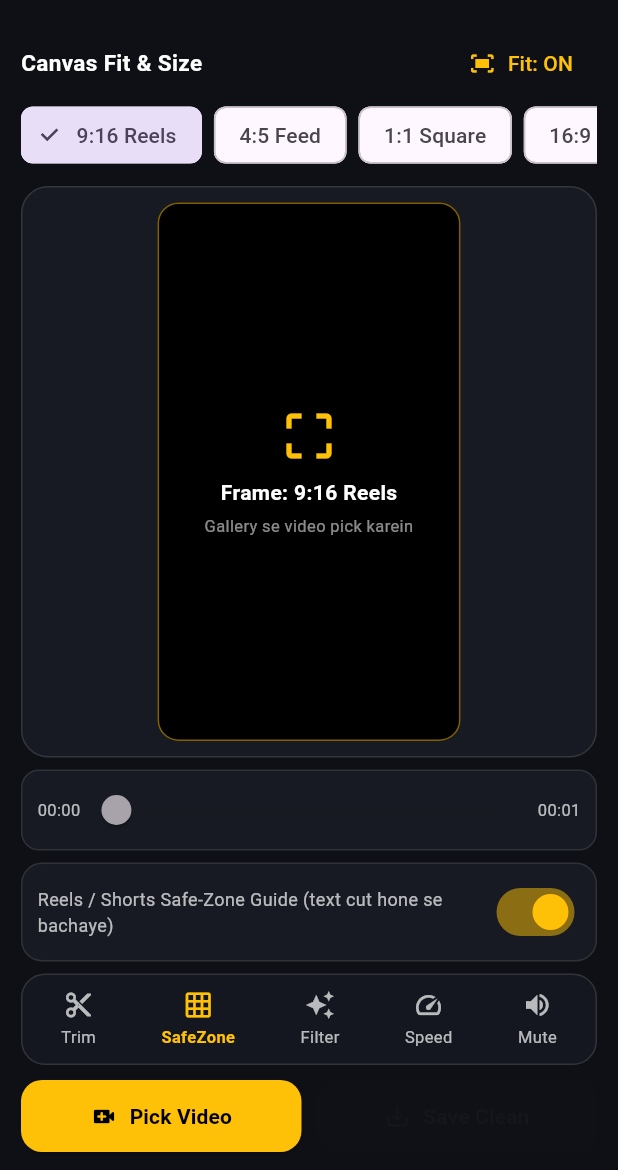
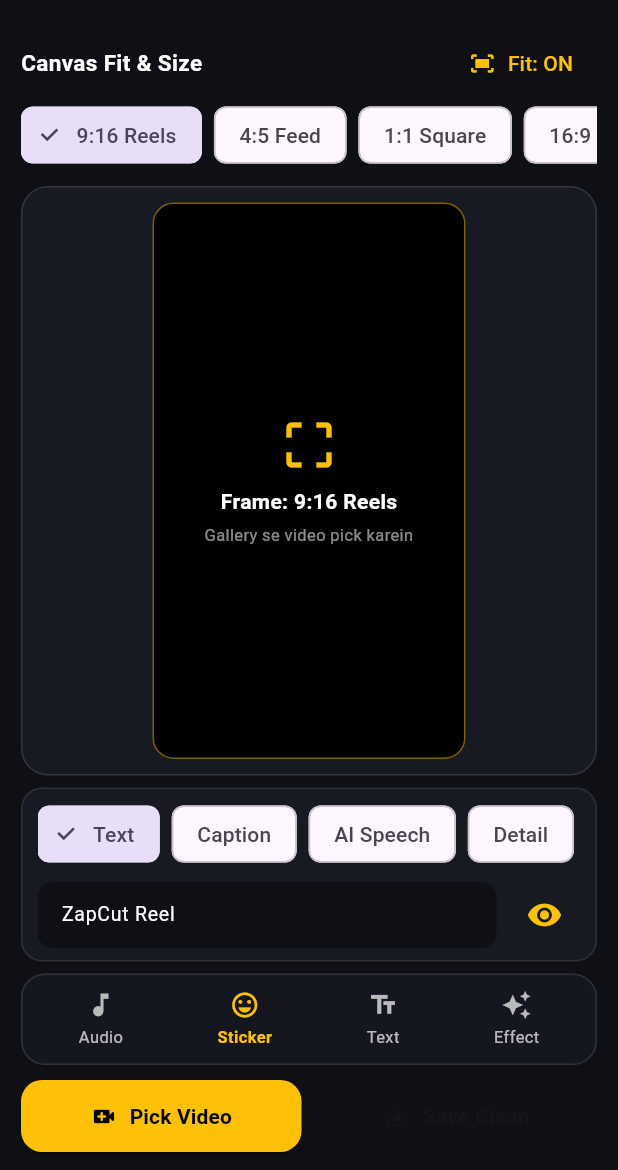
Before and after one commit to anujrawat06155-star/ZapCut, a Flutter app: the screen it shows after launch, item 2 of the bottom bar chosen, on a phone screen of 412 x 824 dp, the part 66-1236 px from its top. Run offline on Flutter 3.47's test engine with Material 3 defaults, Android fonts, the phone set to English and light mode, and no system bars; our stand-ins replace image_picker, video_player; missing offline and left inert: gal.

Commit message:
Update home_screen.dart

```diff
--- a/lib/home_screen.dart
+++ b/lib/home_screen.dart
@@ -34,6 +34,9 @@ class HomeScreen extends StatefulWidget {
 
 class _HomeScreenState extends State<HomeScreen> {
   final ImagePicker _picker = ImagePicker();
+  final TextEditingController _textInputController =
+      TextEditingController(text: 'ZapCut Reel');
+
   File? _selectedVideo;
   VideoPlayerController? _controller;
 
@@ -87,12 +90,23 @@ class _HomeScreenState extends State<HomeScreen> {
   bool _showSafeZone = true;
   bool _isMuted = false;
   bool _isSaving = false;
-  double _playbackSpeed = 1.0;
+  bool _showOverlayText = true;
+  bool _showStickerBadge = false;
+  bool _showDoodleBadge = false;
+  bool _recordMarked = false;
+
   int _selectedFilterIndex = 0;
-  String _activeTool = 'Trim';
+  double _brightnessOffset = 0.0; // -40 to +40
 
-  double _trimStartMs = 0;
-  double _trimEndMs = 0;
+  String _mainTab = 'Audio';
+  String _subTool = 'Effect';
+
+  static const Map<String, List<String>> _tabSubTools = {
+    'Audio': ['Effect', 'Record', 'AI Speech'],
+    'Sticker': ['Text', 'Caption', 'AI Speech', 'Detail', 'Doodle'],
+    'Text': ['Sticker', 'Text', 'Caption', 'AI Speech', 'Detail', 'Doodle'],
+    'Effect': ['AI Effect', 'Filter', 'Adjust'],
+  };
 
   Future<void> _pickVideo() async {
     final XFile? picked = await _picker.pickVideo(source: ImageSource.gallery);
@@ -103,26 +117,16 @@ class _HomeScreenState extends State<HomeScreen> {
     await controller.initialize();
     controller.setLooping(true);
     await controller.setVolume(_isMuted ? 0.0 : 1.0);
-    await controller.setPlaybackSpeed(_playbackSpeed);
     await controller.play();
 
-    final totalMs = controller.value.duration.inMilliseconds.toDouble();
-
     controller.addListener(() {
-      if (!mounted || !_controller!.value.isInitialized) return;
-      final currentMs = _controller!.value.position.inMilliseconds.toDouble();
-      if (_trimEndMs > _trimStartMs && currentMs >= _trimEndMs) {
-        _controller!.seekTo(Duration(milliseconds: _trimStartMs.round()));
-      }
-      setState(() {});
+      if (mounted) setState(() {});
     });
 
     if (!mounted) return;
     setState(() {
       _selectedVideo = File(picked.path);
       _controller = controller;
-      _trimStartMs = 0;
-      _trimEndMs = totalMs > 0 ? totalMs : 1000;
     });
   }
 
@@ -153,12 +157,12 @@ class _HomeScreenState extends State<HomeScreen> {
     await _controller?.setVolume(nextMute ? 0.0 : 1.0);
   }
 
-  void _cycleSpeed() async {
-    final speeds = [0.5, 1.0, 1.25, 1.5, 2.0];
-    final currentIndex = speeds.indexOf(_playbackSpeed);
-    final nextSpeed = speeds[(currentIndex + 1) % speeds.length];
-    setState(() => _playbackSpeed = nextSpeed);
-    await _controller?.setPlaybackSpeed(nextSpeed);
+  void _selectMainTab(String tab) {
+    final subs = _tabSubTools[tab] ?? ['Effect'];
+    setState(() {
+      _mainTab = tab;
+      _subTool = subs.first;
+    });
   }
 
   void _openMoreRatiosSheet() {
@@ -216,90 +220,28 @@ class _HomeScreenState extends State<HomeScreen> {
     );
   }
 
-  String _formatMs(double ms) {
-    final d = Duration(milliseconds: ms.round().clamp(0, 86400000));
-    final minutes = d.inMinutes.remainder(60).toString().padLeft(2, '0');
-    final seconds = d.inSeconds.remainder(60).toString().padLeft(2, '0');
-    return '$minutes:$seconds';
-  }
+  Widget _applyColorAndAdjust(Widget child) {
+    final base = _filters[_selectedFilterIndex].matrix ??
+        const [
+          1, 0, 0, 0, 0,
+          0, 1, 0, 0, 0,
+          0, 0, 1, 0, 0,
+          0, 0, 0, 1, 0,
+        ];
 
-  Widget _buildVideoWithFilter(Widget child) {
-    final matrix = _filters[_selectedFilterIndex].matrix;
-    if (matrix == null) return child;
+    final adjusted = List<double>.from(base);
+    adjusted[4] = adjusted[4] + _brightnessOffset;
+    adjusted[9] = adjusted[9] + _brightnessOffset;
+    adjusted[14] = adjusted[14] + _brightnessOffset;
+
     return ColorFiltered(
-      colorFilter: ColorFilter.matrix(matrix),
+      colorFilter: ColorFilter.matrix(adjusted),
       child: child,
     );
   }
 
-  Widget _buildSubToolPanel(bool hasVideo, double maxMs) {
-    if (_activeTool == 'Trim') {
-      final safeEnd = _trimEndMs.clamp(_trimStartMs + 100, maxMs);
-      return Column(
-        crossAxisAlignment: CrossAxisAlignment.start,
-        children: [
-          Row(
-            mainAxisAlignment: MainAxisAlignment.spaceBetween,
-            children: [
-              Text(
-                'Start: ${_formatMs(_trimStartMs)}',
-                style: const TextStyle(color: Colors.white70, fontSize: 11),
-              ),
-              Text(
-                'End: ${_formatMs(safeEnd)}',
-                style: const TextStyle(color: Colors.amber, fontSize: 11),
-              ),
-            ],
-          ),
-          Slider(
-            value: _trimStartMs.clamp(0.0, (safeEnd - 100).clamp(0.0, maxMs)),
-            min: 0.0,
-            max: (safeEnd - 100).clamp(100.0, maxMs),
-            activeColor: Colors.amber,
-            inactiveColor: Colors.white24,
-            onChanged: hasVideo
-                ? (val) {
-                    setState(() => _trimStartMs = val);
-                    _controller!.seekTo(Duration(milliseconds: val.round()));
-                  }
-                : null,
-          ),
-          Slider(
-            value: safeEnd.clamp((_trimStartMs + 100).clamp(0.0, maxMs), maxMs),
-            min: (_trimStartMs + 100).clamp(0.0, maxMs),
-            max: maxMs.clamp(100.0, double.infinity),
-            activeColor: Colors.greenAccent,
-            inactiveColor: Colors.white24,
-            onChanged: hasVideo
-                ? (val) {
-                    setState(() => _trimEndMs = val);
-                  }
-                : null,
-          ),
-        ],
-      );
-    }
-
-    if (_activeTool == 'SafeZone') {
-      return Row(
-        mainAxisAlignment: MainAxisAlignment.spaceBetween,
-        children: [
-          const Expanded(
-            child: Text(
-              'Reels / Shorts Safe-Zone Guide (text cut hone se bachaye)',
-              style: TextStyle(color: Colors.white70, fontSize: 12),
-            ),
-          ),
-          Switch(
-            value: _showSafeZone,
-            activeColor: Colors.amber,
-            onChanged: (val) => setState(() => _showSafeZone = val),
-          ),
-        ],
-      );
-    }
-
-    if (_activeTool == 'Filter') {
+  Widget _buildSubToolControls() {
+    if (_subTool == 'Filter') {
       return SingleChildScrollView(
         scrollDirection: Axis.horizontal,
         child: Row(
@@ -319,26 +261,165 @@ class _HomeScreenState extends State<HomeScreen> {
       );
     }
 
+    if (_subTool == 'Adjust') {
+      return Row(
+        children: [
+          const Text(
+            'Light',
+            style: TextStyle(color: Colors.white70, fontSize: 12),
+          ),
+          Expanded(
+            child: Slider(
+              value: _brightnessOffset,
+              min: -35,
+              max: 35,
+              activeColor: Colors.amber,
+              inactiveColor: Colors.white24,
+              onChanged: (val) => setState(() => _brightnessOffset = val),
+            ),
+          ),
+          Text(
+            _brightnessOffset.round().toString(),
+            style: const TextStyle(color: Colors.amber, fontSize: 12),
+          ),
+        ],
+      );
+    }
+
+    if (_subTool == 'Text' || _subTool == 'Caption') {
+      return Row(
+        children: [
+          Expanded(
+            child: TextField(
+              controller: _textInputController,
+              style: const TextStyle(color: Colors.white, fontSize: 13),
+              decoration: InputDecoration(
+                isDense: true,
+                hintText: _subTool == 'Caption'
+                    ? 'Reel caption likhein...'
+                    : 'Text overlay likhein...',
+                hintStyle: const TextStyle(color: Colors.white38),
+                filled: true,
+                fillColor: const Color(0xFF0E1015),
+                border: OutlineInputBorder(
+                  borderRadius: BorderRadius.circular(10),
+                  borderSide: BorderSide.none,
+                ),
+              ),
+              onChanged: (_) => setState(() => _showOverlayText = true),
+            ),
+          ),
+          const SizedBox(width: 8),
+          IconButton(
+            onPressed: () => setState(() => _showOverlayText = !_showOverlayText),
+            icon: Icon(
+              _showOverlayText ? Icons.visibility : Icons.visibility_off,
+              color: Colors.amber,
+            ),
+          ),
+        ],
+      );
+    }
+
+    if (_subTool == 'Sticker') {
+      return Row(
+        mainAxisAlignment: MainAxisAlignment.spaceBetween,
+        children: [
+          const Text(
+            'Creator Sticker Tag',
+            style: TextStyle(color: Colors.white70, fontSize: 12),
+          ),
+          Switch(
+            value: _showStickerBadge,
+            activeColor: Colors.amber,
+            onChanged: (v) => setState(() => _showStickerBadge = v),
+          ),
+        ],
+      );
+    }
+
+    if (_subTool == 'Detail') {
+      return Row(
+        mainAxisAlignment: MainAxisAlignment.spaceBetween,
+        children: [
+          const Expanded(
+            child: Text(
+              '9:16 Safe-Zone Guide (text/sticker cut na ho)',
+              style: TextStyle(color: Colors.white70, fontSize: 12),
+            ),
+          ),
+          Switch(
+            value: _showSafeZone,
+            activeColor: Colors.amber,
+            onChanged: (v) => setState(() => _showSafeZone = v),
+          ),
+        ],
+      );
+    }
+
+    if (_subTool == 'Doodle') {
+      return Row(
+        mainAxisAlignment: MainAxisAlignment.spaceBetween,
+        children: [
+          const Text(
+            'Highlight / Doodle Marker',
+            style: TextStyle(color: Colors.white70, fontSize: 12),
+          ),
+          Switch(
+            value: _showDoodleBadge,
+            activeColor: Colors.amber,
+            onChanged: (v) => setState(() => _showDoodleBadge = v),
+          ),
+        ],
+      );
+    }
+
+    if (_subTool == 'Record') {
       return Row(
         mainAxisAlignment: MainAxisAlignment.spaceBetween,
         children: [
           Text(
-          'Speed: ${_playbackSpeed}x  •  Audio: ${_isMuted ? 'Muted' : 'On'}',
+            _recordMarked ? 'Voiceover marker set' : 'Voiceover note ready',
             style: const TextStyle(color: Colors.white70, fontSize: 12),
           ),
-        Row(
+          ElevatedButton.icon(
+            style: ElevatedButton.styleFrom(
+              backgroundColor: _recordMarked ? Colors.greenAccent : Colors.amber,
+              foregroundColor: Colors.black,
+            ),
+            onPressed: () => setState(() => _recordMarked = !_recordMarked),
+            icon: const Icon(Icons.mic, size: 16),
+            label: Text(_recordMarked ? 'Marked' : 'Mark VO'),
+          ),
+        ],
+      );
+    }
+
+    if (_subTool == 'AI Speech' || _subTool == 'AI Effect') {
+      return Row(
+        mainAxisAlignment: MainAxisAlignment.spaceBetween,
         children: [
-            OutlinedButton(
-              onPressed: _cycleSpeed,
-              child: Text('${_playbackSpeed}x'),
+          Text(
+            '$_subTool — Agle phase mein clean add hoga (no AI bloat now)',
+            style: const TextStyle(color: Colors.white60, fontSize: 12),
           ),
-            const SizedBox(width: 8),
+          const Icon(Icons.bolt, color: Colors.amber, size: 18),
+        ],
+      );
+    }
+
+    // Audio -> Effect / Mute
+    return Row(
+      mainAxisAlignment: MainAxisAlignment.spaceBetween,
+      children: [
+        Text(
+          'Audio ${_isMuted ? 'Muted' : 'Active'}',
+          style: const TextStyle(color: Colors.white70, fontSize: 12),
+        ),
         OutlinedButton.icon(
           onPressed: _toggleMute,
           icon: Icon(_isMuted ? Icons.volume_off : Icons.volume_up, size: 16),
           label: Text(_isMuted ? 'Unmute' : 'Mute'),
-            ),
-          ],
         ),
       ],
     );
@@ -346,6 +427,7 @@ class _HomeScreenState extends State<HomeScreen> {
 
   @override
   void dispose() {
+    _textInputController.dispose();
     _controller?.dispose();
     super.dispose();
   }
@@ -358,17 +440,12 @@ class _HomeScreenState extends State<HomeScreen> {
         ? _selectedRatio.ratio
         : (hasVideo ? _controller!.value.aspectRatio : _selectedRatio.ratio);
 
-    final duration = hasVideo ? _controller!.value.duration : Duration.zero;
-    final position = hasVideo ? _controller!.value.position : Duration.zero;
-    final maxMs = duration.inMilliseconds > 0 ? duration.inMilliseconds.toDouble() : 1000.0;
-    final posMs = position.inMilliseconds.clamp(0, maxMs.round()).toDouble();
-
-    final tools = [
-      ('Trim', Icons.content_cut),
-      ('SafeZone', Icons.grid_on),
-      ('Filter', Icons.auto_awesome),
-      ('Speed', Icons.speed),
-      ('Mute', _isMuted ? Icons.volume_off : Icons.volume_up),
+    final subTools = _tabSubTools[_mainTab] ?? const ['Effect'];
+    final mainTabs = [
+      ('Audio', Icons.music_note),
+      ('Sticker', Icons.emoji_emotions_outlined),
+      ('Text', Icons.text_fields),
+      ('Effect', Icons.auto_awesome),
     ];
 
     return Scaffold(
@@ -493,7 +570,7 @@ class _HomeScreenState extends State<HomeScreen> {
                               child: Stack(
                                 fit: StackFit.expand,
                                 children: [
-                                  _buildVideoWithFilter(
+                                  _applyColorAndAdjust(
                                     FittedBox(
                                       fit: _fitMode ? BoxFit.contain : BoxFit.cover,
                                       child: SizedBox(
@@ -532,10 +609,83 @@ class _HomeScreenState extends State<HomeScreen> {
                                         borderRadius: BorderRadius.circular(8),
                                       ),
                                       child: Text(
-                                        '${_fitMode ? 'Fit ${_selectedRatio.shortTag}' : 'Original'} • ${_playbackSpeed}x',
+                                        '${_fitMode ? 'Fit ${_selectedRatio.shortTag}' : 'Original'} • ${_filters[_selectedFilterIndex].name}',
                                         style: const TextStyle(
                                           color: Colors.white,
                                           fontSize: 11,
+                                        ),
+                                      ),
+                                    ),
+                                  ),
+                                  if (_showStickerBadge || _showDoodleBadge)
+                                    Positioned(
+                                      top: 8,
+                                      right: 8,
+                                      child: Row(
+                                        children: [
+                                          if (_showStickerBadge)
+                                            Container(
+                                              margin: const EdgeInsets.only(left: 4),
+                                              padding: const EdgeInsets.symmetric(
+                                                horizontal: 7,
+                                                vertical: 3,
+                                              ),
+                                              decoration: BoxDecoration(
+                                                color: Colors.amber,
+                                                borderRadius: BorderRadius.circular(8),
+                                              ),
+                                              child: const Text(
+                                                'ZAP',
+                                                style: TextStyle(
+                                                  color: Colors.black,
+                                                  fontSize: 10,
+                                                  fontWeight: FontWeight.bold,
+                                                ),
+                                              ),
+                                            ),
+                                          if (_showDoodleBadge)
+                                            Container(
+                                              margin: const EdgeInsets.only(left: 4),
+                                              padding: const EdgeInsets.symmetric(
+                                                horizontal: 7,
+                                                vertical: 3,
+                                              ),
+                                              decoration: BoxDecoration(
+                                                color: Colors.greenAccent,
+                                                borderRadius: BorderRadius.circular(8),
+                                              ),
+                                              child: const Text(
+                                                'MARK',
+                                                style: TextStyle(
+                                                  color: Colors.black,
+                                                  fontSize: 10,
+                                                  fontWeight: FontWeight.bold,
+                                                ),
+                                              ),
+                                            ),
+                                        ],
+                                      ),
+                                    ),
+                                  if (_showOverlayText &&
+                                      _textInputController.text.trim().isNotEmpty)
+                                    Align(
+                                      alignment: Alignment.bottomCenter,
+                                      child: Container(
+                                        margin: const EdgeInsets.only(bottom: 58),
+                                        padding: const EdgeInsets.symmetric(
+                                          horizontal: 12,
+                                          vertical: 5,
+                                        ),
+                                        decoration: BoxDecoration(
+                                          color: Colors.black65,
+                                          borderRadius: BorderRadius.circular(8),
+                                        ),
+                                        child: Text(
+                                          _textInputController.text.trim(),
+                                          style: const TextStyle(
+                                            color: Colors.white,
+                                            fontWeight: FontWeight.bold,
+                                            fontSize: 14,
                                           ),
                                         ),
                                       ),
@@ -596,56 +746,42 @@ class _HomeScreenState extends State<HomeScreen> {
               ),
             ),
             const SizedBox(height: 8),
-            // Playback Timeline Bar
+            // Sub-tools row when a main tab is tapped
             Container(
-              padding: const EdgeInsets.symmetric(horizontal: 10, vertical: 2),
-              decoration: BoxDecoration(
-                color: const Color(0xFF171A22),
-                borderRadius: BorderRadius.circular(12),
-                border: Border.all(color: Colors.white10),
-              ),
-              child: Row(
-                children: [
-                  Text(
-                    _formatMs(posMs),
-                    style: const TextStyle(color: Colors.white70, fontSize: 11),
-                  ),
-                  Expanded(
-                    child: Slider(
-                      value: posMs.clamp(0.0, maxMs),
-                      min: 0.0,
-                      max: maxMs,
-                      activeColor: Colors.amber,
-                      inactiveColor: Colors.white24,
-                      onChanged: hasVideo
-                          ? (val) {
-                              _controller!.seekTo(Duration(milliseconds: val.round()));
-                            }
-                          : null,
-                    ),
-                  ),
-                  Text(
-                    _formatMs(maxMs),
-                    style: const TextStyle(color: Colors.white70, fontSize: 11),
-                  ),
-                ],
-              ),
-            ),
-            const SizedBox(height: 8),
-            // Active Tool Controls Box
-            Container(
-              padding: const EdgeInsets.symmetric(horizontal: 10, vertical: 8),
+              padding: const EdgeInsets.symmetric(horizontal: 10, vertical: 6),
               decoration: BoxDecoration(
                 color: const Color(0xFF171A22),
                 borderRadius: BorderRadius.circular(14),
                 border: Border.all(color: Colors.white10),
               ),
-              child: _buildSubToolPanel(hasVideo, maxMs),
+              child: Column(
+                crossAxisAlignment: CrossAxisAlignment.stretch,
+                children: [
+                  SingleChildScrollView(
+                    scrollDirection: Axis.horizontal,
+                    child: Row(
+                      children: subTools.map((item) {
+                        final selected = _subTool == item;
+                        return Padding(
+                          padding: const EdgeInsets.only(right: 8),
+                          child: ChoiceChip(
+                            label: Text(item),
+                            selected: selected,
+                            onSelected: (_) => setState(() => _subTool = item),
+                          ),
+                        );
+                      }).toList(),
+                    ),
+                  ),
+                  const SizedBox(height: 6),
+                  _buildSubToolControls(),
+                ],
+              ),
             ),
             const SizedBox(height: 8),
-            // Bottom Tool Icons Bar (No "Canvas" here)
+            // Main Bottom Tabs: Audio, Sticker, Text, Effect
             Container(
-              padding: const EdgeInsets.symmetric(vertical: 6, horizontal: 4),
+              padding: const EdgeInsets.symmetric(vertical: 6, horizontal: 6),
               decoration: BoxDecoration(
                 color: const Color(0xFF14171F),
                 borderRadius: BorderRadius.circular(16),
@@ -653,20 +789,15 @@ class _HomeScreenState extends State<HomeScreen> {
               ),
               child: Row(
                 mainAxisAlignment: MainAxisAlignment.spaceAround,
-                children: tools.map((t) {
+                children: mainTabs.map((t) {
                   final label = t.$1;
                   final icon = t.$2;
-                  final isSelected = _activeTool == label;
+                  final isSelected = _mainTab == label;
                   return InkWell(
                     borderRadius: BorderRadius.circular(10),
-                    onTap: () {
-                      if (label == 'Mute') {
-                        _toggleMute();
-                      }
-                      setState(() => _activeTool = label);
-                    },
+                    onTap: () => _selectMainTab(label),
                     child: Padding(
-                      padding: const EdgeInsets.symmetric(horizontal: 8, vertical: 4),
+                      padding: const EdgeInsets.symmetric(horizontal: 10, vertical: 4),
                       child: Column(
                         mainAxisSize: MainAxisSize.min,
                         children: [
```
Lines whose indentation alone changed are shown as unchanged.
